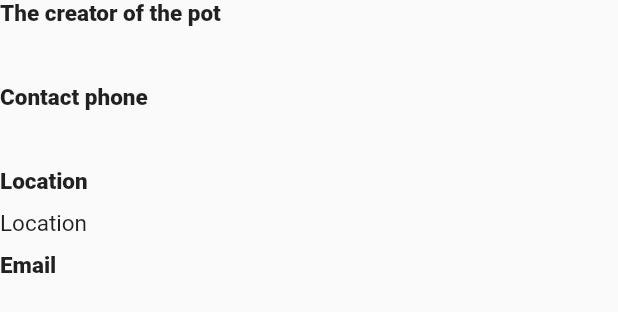
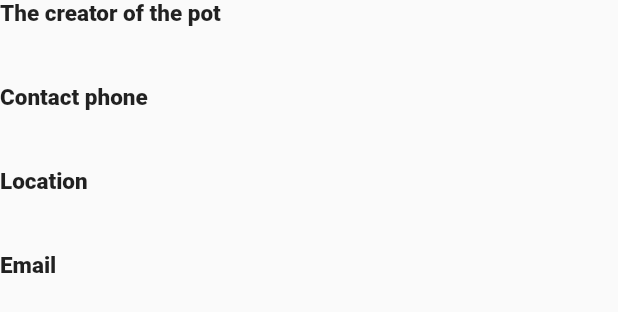
Before and after one commit to andrej286/MK_Companion, a Flutter app: the ContactDetailsWidget widget shown alone on an empty page, opened directly with empty values, on a phone screen of 412 x 824 dp. Shown: the top 312 px of the screen. Run offline on Flutter 3.47's test engine with Material 2 defaults, Android fonts, the phone set to English and light mode, and no system bars; network calls fail.

Commit message:
Add filtering and bug fix * Fixed issue for out of bounds exception fo details * Added filtering of the list in the grid screen by nae and location

```diff
--- a/lib/model/companion_post.dart
+++ b/lib/model/companion_post.dart
@@ -8,7 +8,7 @@ class CompanionPost {
   final String companionName;
   final String description;
   final String imageUrl;
-  final String? location;
+  final String location;
   double? subjectLatitude;
   double? subjectLongitude;
 
@@ -18,8 +18,8 @@ class CompanionPost {
     required this.companionName,
     required this.description,
     required this.imageUrl,
+    required this.location,
     this.subjectLatitude,
-    this.subjectLongitude,
-    this.location
+    this.subjectLongitude
   });
 }
--- a/lib/provider/companion_provider.dart
+++ b/lib/provider/companion_provider.dart
@@ -32,4 +32,8 @@ class CompanionProvider extends ChangeNotifier {
     _posts.remove(post);
     notifyListeners();
   }
+
+  String getSize() {
+    return (_posts.length + 1).toString();
+  }
 }
--- a/lib/widget/contact_details.dart
+++ b/lib/widget/contact_details.dart
@@ -34,7 +34,7 @@ class ContactDetailsWidget extends StatelessWidget {
                   style: TextStyle(fontSize: 15),
                   '${companionPost.owner.number}'))),
       Container(alignment: Alignment.centerLeft,child: Text( style: TextStyle(fontSize: 15, fontWeight: FontWeight.w900), 'Location')),
-      Container(alignment: Alignment.centerLeft,child: Text( style: TextStyle(fontSize: 15), 'Location'), padding: EdgeInsets.symmetric(vertical: 10)),
+      Container(alignment: Alignment.centerLeft,child: Text( style: TextStyle(fontSize: 15), '${companionPost.location}'), padding: EdgeInsets.symmetric(vertical: 10)),
       Container(alignment: Alignment.centerLeft,child: Text( style: TextStyle(fontSize: 15, fontWeight: FontWeight.w900), 'Email')),
       Container(
           alignment: Alignment.centerLeft,
```
Also changed, not shown: lib/screen/add_post_screen.dart (+7 -13 lines), lib/screen/companion_grid_screen.dart (+30 -10 lines).
